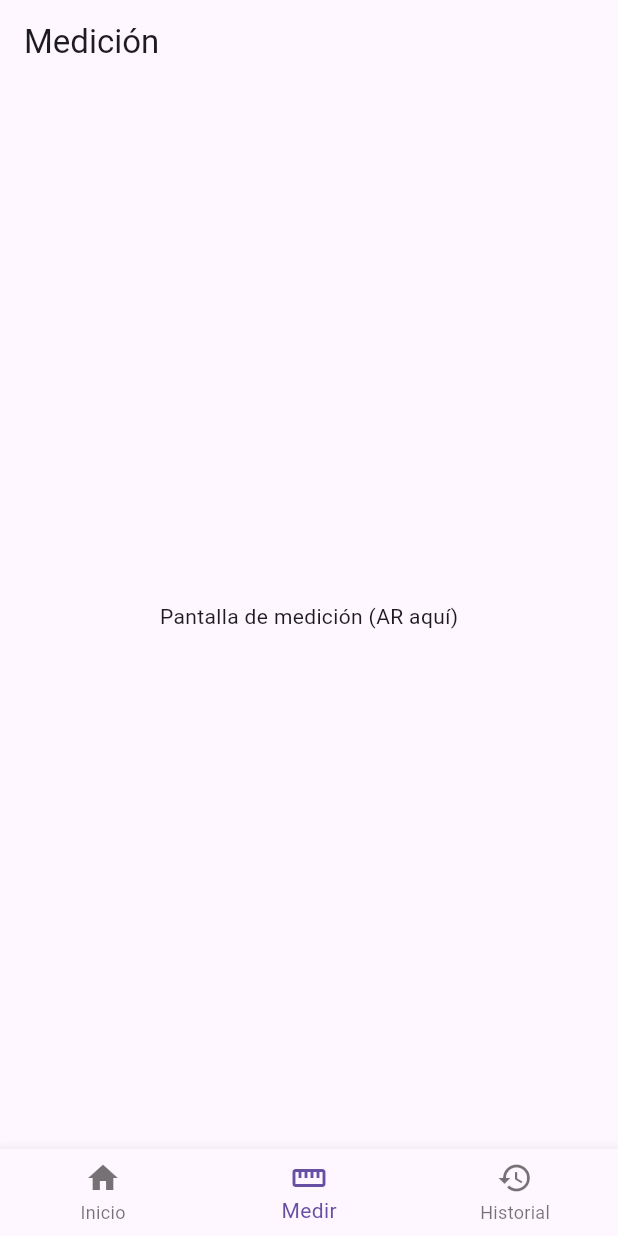
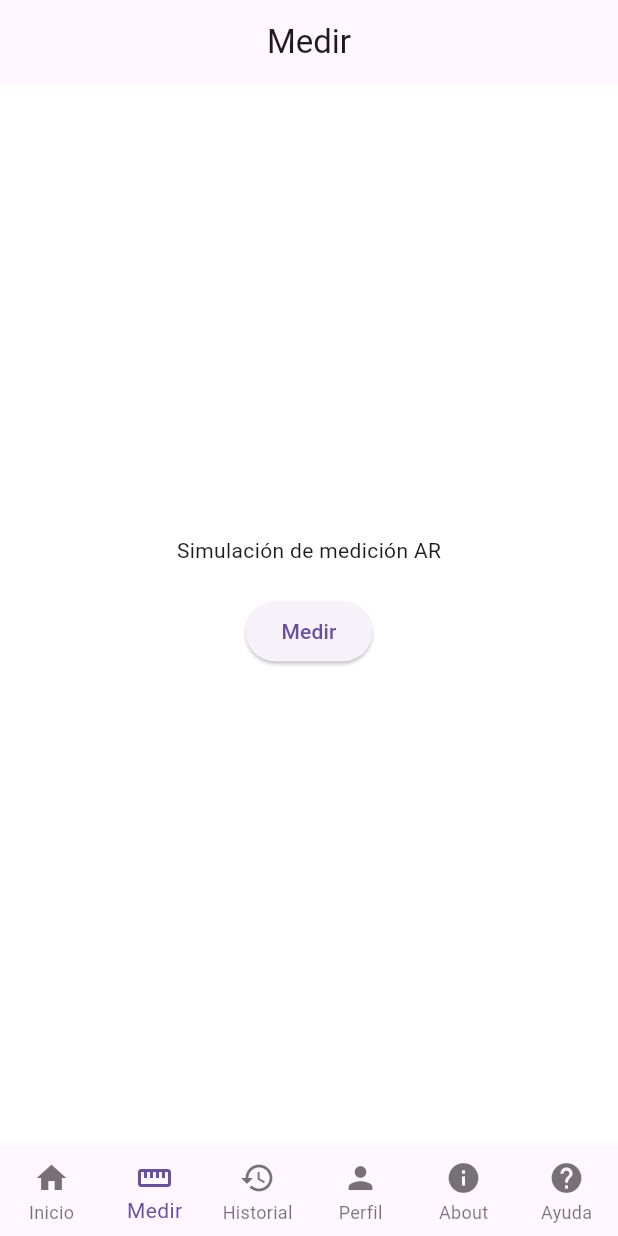
Before and after one commit to Poketeam8/ARMeasure, a Flutter app: the screen it shows after launch, item 2 of the bottom bar chosen, on a phone screen of 412 x 824 dp. Run offline on Flutter 3.47's test engine with Material 3 defaults, Android fonts, the phone set to English and light mode, and no system bars.

Commit message:
Pantallas principales

```diff
--- /dev/null
+++ b/lib/core/theme/app_theme.dart
@@ -0,0 +1,9 @@
+import 'package:flutter/material.dart';
+
+class AppTheme {
+  static final lightTheme = ThemeData(
+    primarySwatch: Colors.blue,
+    scaffoldBackgroundColor: Colors.white,
+    appBarTheme: const AppBarTheme(centerTitle: true),
+  );
+}
--- a/lib/features/measurement/measurement_screen.dart
+++ b/lib/features/measurement/measurement_screen.dart
@@ -1,13 +1,39 @@
 import 'package:flutter/material.dart';
+import 'dart:math';
 
-class MeasurementScreen extends StatelessWidget {
+class MeasurementScreen extends StatefulWidget {
   const MeasurementScreen({super.key});
+
+  @override
+  State<MeasurementScreen> createState() => _MeasurementScreenState();
+}
+
+class _MeasurementScreenState extends State<MeasurementScreen> {
+  double? distancia;
+
+  void medir() {
+    setState(() {
+      distancia = Random().nextDouble() * 5; // simula metros
+    });
+  }
 
   @override
   Widget build(BuildContext context) {
     return Scaffold(
-      appBar: AppBar(title: const Text("Medición")),
-      body: const Center(child: Text("Pantalla de medición (AR aquí)")),
+      appBar: AppBar(title: const Text("Medir")),
+      body: Center(
+        child: Column(
+          mainAxisAlignment: MainAxisAlignment.center,
+          children: [
+            const Text("Simulación de medición AR"),
+            const SizedBox(height: 20),
+            ElevatedButton(onPressed: medir, child: const Text("Medir")),
+            const SizedBox(height: 20),
+            if (distancia != null)
+              Text("Distancia: ${distancia!.toStringAsFixed(2)} m"),
+          ],
+        ),
+      ),
     );
   }
 }
--- a/lib/features/navigation/main_navigation.dart
+++ b/lib/features/navigation/main_navigation.dart
@@ -1,7 +1,11 @@
 import 'package:flutter/material.dart';
+
 import '../home/home_screen.dart';
 import '../measurement/measurement_screen.dart';
 import '../history/history_screen.dart';
+import '../profile/profile_screen.dart';
+import '../about/about_screen.dart';
+import '../help/help_screen.dart';
 
 class MainNavigation extends StatefulWidget {
   const MainNavigation({super.key});
@@ -13,7 +17,14 @@ class MainNavigation extends StatefulWidget {
 class _MainNavigationState extends State<MainNavigation> {
   int _index = 0;
 
-  final screens = [HomeScreen(), MeasurementScreen(), HistoryScreen()];
+  final screens = const [
+    HomeScreen(),
+    MeasurementScreen(),
+    HistoryScreen(),
+    ProfileScreen(),
+    AboutScreen(),
+    HelpScreen(),
+  ];
 
   @override
   Widget build(BuildContext context) {
@@ -21,11 +32,8 @@ class _MainNavigationState extends State<MainNavigation> {
       body: screens[_index],
       bottomNavigationBar: BottomNavigationBar(
         currentIndex: _index,
-        onTap: (value) {
-          setState(() {
-            _index = value;
-          });
-        },
+        onTap: (value) => setState(() => _index = value),
+        type: BottomNavigationBarType.fixed,
         items: const [
           BottomNavigationBarItem(icon: Icon(Icons.home), label: "Inicio"),
           BottomNavigationBarItem(icon: Icon(Icons.straighten), label: "Medir"),
@@ -33,6 +41,9 @@ class _MainNavigationState extends State<MainNavigation> {
             icon: Icon(Icons.history),
             label: "Historial",
           ),
+          BottomNavigationBarItem(icon: Icon(Icons.person), label: "Perfil"),
+          BottomNavigationBarItem(icon: Icon(Icons.info), label: "About"),
+          BottomNavigationBarItem(icon: Icon(Icons.help), label: "Ayuda"),
         ],
       ),
     );
--- a/lib/main.dart
+++ b/lib/main.dart
@@ -1,5 +1,6 @@
 import 'package:flutter/material.dart';
-import 'features/navigation/main_navigation.dart';
+import 'core/theme/app_theme.dart';
+import 'features/splash/splash_screen.dart';
 
 void main() {
   runApp(const MyApp());
@@ -10,9 +11,10 @@ class MyApp extends StatelessWidget {
 
   @override
   Widget build(BuildContext context) {
-    return const MaterialApp(
+    return MaterialApp(
       debugShowCheckedModeBanner: false,
-      home: MainNavigation(),
+      theme: AppTheme.lightTheme,
+      home: const SplashScreen(),
     );
   }
 }
```
Also changed, not shown: lib/features/about/about_screen.dart (added, +18 -0 lines), lib/features/help/help_screen.dart (added, +16 -0 lines), lib/features/history/detail_screen.dart (added, +20 -0 lines), lib/features/history/history_screen.dart (+20 -1 lines), lib/features/home/home_screen.dart (+8 -30 lines), lib/features/profile/profile_screen.dart (added, +13 -0 lines), lib/features/splash/splash_screen.dart (added, +36 -0 lines), lib/features/measurement/ar_service.dart (deleted).
